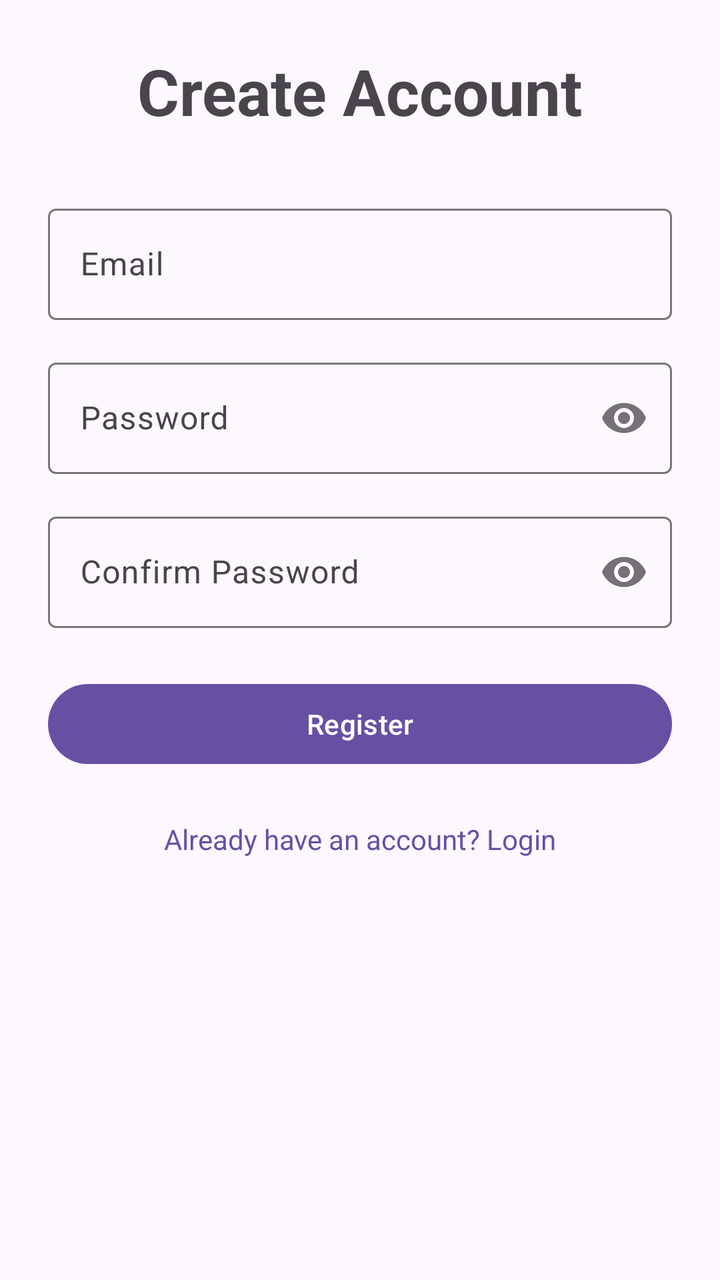
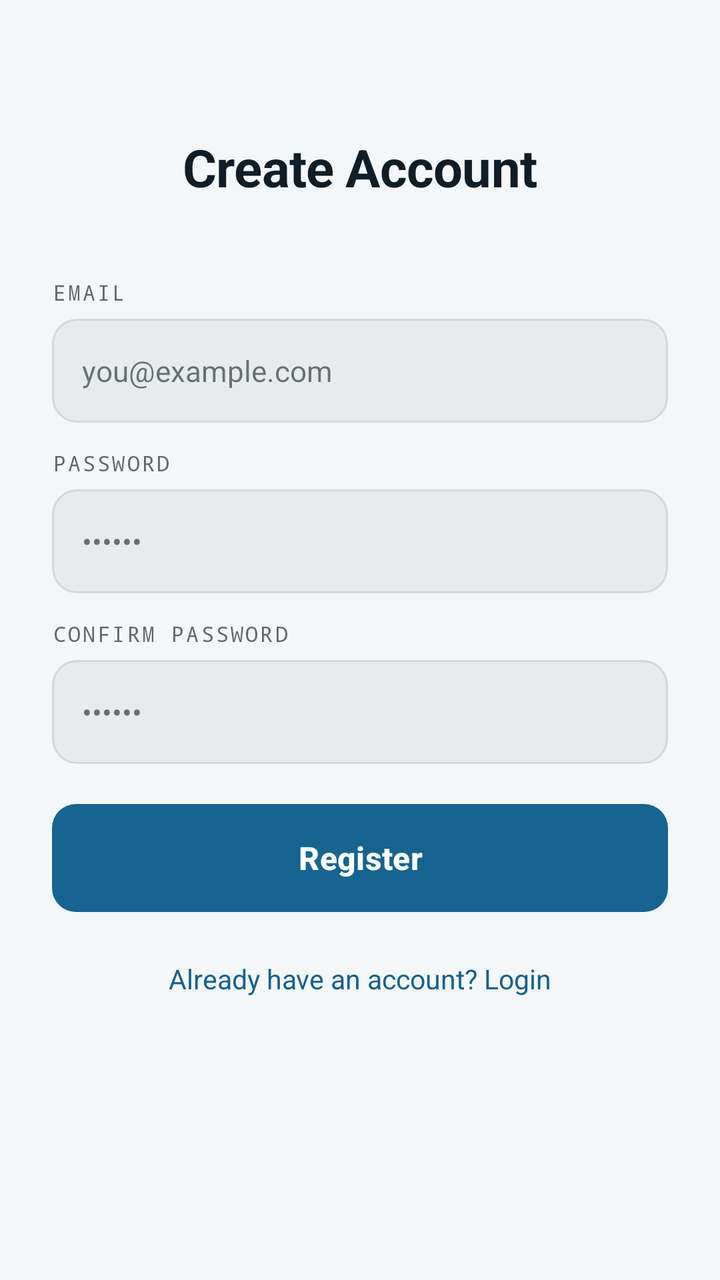

The first picture is an Android layout as it rendered before a commit; the second is the same layout after the commit. The layout source and the unified diff follow.
<!-- AndroidManifest.xml: application theme Theme.Atmospheric -->
<!-- res/layout/activity_register.xml -->
<?xml version="1.0" encoding="utf-8"?>
<androidx.constraintlayout.widget.ConstraintLayout xmlns:android="http://schemas.android.com/apk/res/android"
    xmlns:app="http://schemas.android.com/apk/res-auto"
    android:layout_width="match_parent"
    android:layout_height="match_parent"
    android:padding="24dp">

    <TextView
        android:id="@+id/tvTitle"
        android:layout_width="wrap_content"
        android:layout_height="wrap_content"
        android:text="Create Account"
        android:textSize="32sp"
        android:textStyle="bold"
        app:layout_constraintBottom_toTopOf="@+id/tilEmail"
        app:layout_constraintEnd_toEndOf="parent"
        app:layout_constraintStart_toStartOf="parent"
        app:layout_constraintTop_toTopOf="parent" />

    <com.google.android.material.textfield.TextInputLayout
        android:id="@+id/tilEmail"
        android:layout_width="match_parent"
        android:layout_height="wrap_content"
        android:layout_marginTop="32dp"
        android:hint="Email"
        app:layout_constraintTop_toBottomOf="@id/tvTitle">

        <com.google.android.material.textfield.TextInputEditText
            android:id="@+id/etEmail"
            android:layout_width="match_parent"
            android:layout_height="wrap_content"
            android:inputType="textEmailAddress" />
    </com.google.android.material.textfield.TextInputLayout>

    <com.google.android.material.textfield.TextInputLayout
        android:id="@+id/tilPassword"
        android:layout_width="match_parent"
        android:layout_height="wrap_content"
        android:layout_marginTop="16dp"
        android:hint="Password"
        app:layout_constraintTop_toBottomOf="@id/tilEmail"
        app:passwordToggleEnabled="true">

        <com.google.android.material.textfield.TextInputEditText
            android:id="@+id/etPassword"
            android:layout_width="match_parent"
            android:layout_height="wrap_content"
            android:inputType="textPassword" />
    </com.google.android.material.textfield.TextInputLayout>

    <com.google.android.material.textfield.TextInputLayout
        android:id="@+id/tilConfirmPassword"
        android:layout_width="match_parent"
        android:layout_height="wrap_content"
        android:layout_marginTop="16dp"
        android:hint="Confirm Password"
        app:layout_constraintTop_toBottomOf="@id/tilPassword"
        app:passwordToggleEnabled="true">

        <com.google.android.material.textfield.TextInputEditText
            android:id="@+id/etConfirmPassword"
            android:layout_width="match_parent"
            android:layout_height="wrap_content"
            android:inputType="textPassword" />
    </com.google.android.material.textfield.TextInputLayout>

    <Button
        android:id="@+id/btnRegister"
        android:layout_width="match_parent"
        android:layout_height="wrap_content"
        android:layout_marginTop="24dp"
        android:text="Register"
        app:layout_constraintTop_toBottomOf="@id/tilConfirmPassword" />

    <TextView
        android:id="@+id/tvBackToLogin"
        android:layout_width="wrap_content"
        android:layout_height="wrap_content"
        android:layout_marginTop="24dp"
        android:text="Already have an account? Login"
        android:textColor="?attr/colorPrimary"
        app:layout_constraintEnd_toEndOf="parent"
        app:layout_constraintStart_toStartOf="parent"
        app:layout_constraintTop_toBottomOf="@id/btnRegister" />

    <ProgressBar
        android:id="@+id/progressBar"
        android:layout_width="wrap_content"
        android:layout_height="wrap_content"
        android:visibility="gone"
        app:layout_constraintBottom_toBottomOf="parent"
        app:layout_constraintEnd_toEndOf="parent"
        app:layout_constraintStart_toStartOf="parent"
        app:layout_constraintTop_toTopOf="parent" />

</androidx.constraintlayout.widget.ConstraintLayout>
<!-- resources referenced by this layout -->
<resources>
  <style name="Theme.Atmospheric" parent="Base.Theme.Atmospheric" />
  <style name="Base.Theme.Atmospheric" parent="Theme.Material3.DayNight.NoActionBar">
          
          
      </style>
</resources>

<!-- the commit's change to res/layout/activity_register.xml (unified diff, before → after) -->
@@ -1,96 +1,145 @@
 <?xml version="1.0" encoding="utf-8"?>
-<androidx.constraintlayout.widget.ConstraintLayout xmlns:android="http://schemas.android.com/apk/res/android"
+<androidx.core.widget.NestedScrollView xmlns:android="http://schemas.android.com/apk/res/android"
     xmlns:app="http://schemas.android.com/apk/res-auto"
     android:layout_width="match_parent"
     android:layout_height="match_parent"
-    android:padding="24dp">
+    android:background="@color/bg"
+    android:fillViewport="true">
 
-    <TextView
-        android:id="@+id/tvTitle"
-        android:layout_width="wrap_content"
-        android:layout_height="wrap_content"
-        android:text="Create Account"
-        android:textSize="32sp"
-        android:textStyle="bold"
-        app:layout_constraintBottom_toTopOf="@+id/tilEmail"
-        app:layout_constraintEnd_toEndOf="parent"
-        app:layout_constraintStart_toStartOf="parent"
-        app:layout_constraintTop_toTopOf="parent" />
-
-    <com.google.android.material.textfield.TextInputLayout
-        android:id="@+id/tilEmail"
+    <androidx.constraintlayout.widget.ConstraintLayout
         android:layout_width="match_parent"
         android:layout_height="wrap_content"
-        android:layout_marginTop="32dp"
-        android:hint="Email"
-        app:layout_constraintTop_toBottomOf="@id/tvTitle">
+        android:padding="26dp">
 
-        <com.google.android.material.textfield.TextInputEditText
+        <TextView
+            android:id="@+id/tvTitle"
+            android:layout_width="wrap_content"
+            android:layout_height="wrap_content"
+            android:layout_marginTop="40dp"
+            android:letterSpacing="-0.01"
+            android:text="@string/register_title"
+            android:textColor="@color/ink"
+            android:textSize="26sp"
+            android:textStyle="bold"
+            app:layout_constraintEnd_toEndOf="parent"
+            app:layout_constraintStart_toStartOf="parent"
+            app:layout_constraintTop_toTopOf="parent" />
+
+        <TextView
+            android:id="@+id/tvEmailLabel"
+            android:layout_width="wrap_content"
+            android:layout_height="wrap_content"
+            android:layout_marginTop="38dp"
+            android:fontFamily="monospace"
+            android:letterSpacing="0.1"
+            android:text="@string/label_email"
+            android:textColor="@color/ink_muted"
+            android:textSize="10.5sp"
+            app:layout_constraintStart_toStartOf="parent"
+            app:layout_constraintTop_toBottomOf="@id/tvTitle" />
+
+        <EditText
             android:id="@+id/etEmail"
             android:layout_width="match_parent"
+            android:layout_height="52dp"
+            android:layout_marginTop="6dp"
+            android:background="@drawable/bg_input"
+            android:hint="@string/hint_email"
+            android:inputType="textEmailAddress"
+            android:paddingHorizontal="15dp"
+            android:textColor="@color/ink"
+            android:textColorHint="@color/ink_muted_60"
+            android:textSize="14.5sp"
+            app:layout_constraintTop_toBottomOf="@id/tvEmailLabel" />
+
+        <TextView
+            android:id="@+id/tvPasswordLabel"
+            android:layout_width="wrap_content"
             android:layout_height="wrap_content"
-            android:inputType="textEmailAddress" />
-    </com.google.android.material.textfield.TextInputLayout>
+            android:layout_marginTop="13dp"
+            android:fontFamily="monospace"
+            android:letterSpacing="0.1"
+            android:text="@string/label_password"
+            android:textColor="@color/ink_muted"
+            android:textSize="10.5sp"
+            app:layout_constraintStart_toStartOf="parent"
+            app:layout_constraintTop_toBottomOf="@id/etEmail" />
 
-    <com.google.android.material.textfield.TextInputLayout
-        android:id="@+id/tilPassword"
-        android:layout_width="match_parent"
-        android:layout_height="wrap_content"
-        android:layout_marginTop="16dp"
-        android:hint="Password"
-        app:layout_constraintTop_toBottomOf="@id/tilEmail"
-        app:passwordToggleEnabled="true">
-
-        <com.google.android.material.textfield.TextInputEditText
+        <EditText
             android:id="@+id/etPassword"
             android:layout_width="match_parent"
+            android:layout_height="52dp"
+            android:layout_marginTop="6dp"
+            android:background="@drawable/bg_input"
+            android:hint="@string/hint_password"
+            android:inputType="textPassword"
+            android:paddingHorizontal="15dp"
+            android:textColor="@color/ink"
+            android:textColorHint="@color/ink_muted_60"
+            android:textSize="14.5sp"
+            app:layout_constraintTop_toBottomOf="@id/tvPasswordLabel" />
+
+        <TextView
+            android:id="@+id/tvConfirmPasswordLabel"
+            android:layout_width="wrap_content"
             android:layout_height="wrap_content"
-            android:inputType="textPassword" />
-    </com.google.android.material.textfield.TextInputLayout>
+            android:layout_marginTop="13dp"
+            android:fontFamily="monospace"
+            android:letterSpacing="0.1"
+            android:text="@string/label_confirm_password"
+            android:textColor="@color/ink_muted"
+            android:textSize="10.5sp"
+            app:layout_constraintStart_toStartOf="parent"
+            app:layout_constraintTop_toBottomOf="@id/etPassword" />
 
-    <com.google.android.material.textfield.TextInputLayout
-        android:id="@+id/tilConfirmPassword"
-        android:layout_width="match_parent"
-        android:layout_height="wrap_content"
-        android:layout_marginTop="16dp"
-        android:hint="Confirm Password"
-        app:layout_constraintTop_toBottomOf="@id/tilPassword"
-        app:passwordToggleEnabled="true">
-
-        <com.google.android.material.textfield.TextInputEditText
+        <EditText
             android:id="@+id/etConfirmPassword"
             android:layout_width="match_parent"
+            android:layout_height="52dp"
+            android:layout_marginTop="6dp"
+            android:background="@drawable/bg_input"
+            android:hint="@string/hint_password"
+            android:inputType="textPassword"
+            android:paddingHorizontal="15dp"
+            android:textColor="@color/ink"
+            android:textColorHint="@color/ink_muted_60"
+            android:textSize="14.5sp"
+            app:layout_constraintTop_toBottomOf="@id/tvConfirmPasswordLabel" />
+
+        <Button
+            android:id="@+id/btnRegister"
+            android:layout_width="match_parent"
+            android:layout_height="54dp"
+            android:layout_marginTop="20dp"
+            android:background="@drawable/bg_button_filled"
+            android:text="@string/action_register"
+            android:textAllCaps="false"
+            android:textColor="@color/white"
+            android:textSize="16sp"
+            android:textStyle="bold"
+            app:layout_constraintTop_toBottomOf="@id/etConfirmPassword" />
+
+        <ProgressBar
+            android:id="@+id/progressBar"
+            android:layout_width="wrap_content"
             android:layout_height="wrap_content"
-            android:inputType="textPassword" />
-    </com.google.android.material.textfield.TextInputLayout>
+            android:visibility="gone"
+            app:layout_constraintBottom_toBottomOf="@id/btnRegister"
+            app:layout_constraintEnd_toEndOf="@id/btnRegister"
+            app:layout_constraintStart_toStartOf="@id/btnRegister"
+            app:layout_constraintTop_toTopOf="@id/btnRegister" />
 
-    <Button
-        android:id="@+id/btnRegister"
-        android:layout_width="match_parent"
-        android:layout_height="wrap_content"
-        android:layout_marginTop="24dp"
-        android:text="Register"
-        app:layout_constraintTop_toBottomOf="@id/tilConfirmPassword" />
+        <TextView
+            android:id="@+id/tvBackToLogin"
+            android:layout_width="wrap_content"
+            android:layout_height="wrap_content"
+            android:layout_marginTop="24dp"
+            android:text="@string/register_back_to_login"
+            android:textColor="@color/link"
+            android:textSize="13.5sp"
+            app:layout_constraintEnd_toEndOf="parent"
+            app:layout_constraintStart_toStartOf="parent"
+            app:layout_constraintTop_toBottomOf="@id/btnRegister" />
 
-    <TextView
-        android:id="@+id/tvBackToLogin"
-        android:layout_width="wrap_content"
-        android:layout_height="wrap_content"
-        android:layout_marginTop="24dp"
-        android:text="Already have an account? Login"
-        android:textColor="?attr/colorPrimary"
-        app:layout_constraintEnd_toEndOf="parent"
-        app:layout_constraintStart_toStartOf="parent"
-        app:layout_constraintTop_toBottomOf="@id/btnRegister" />
-
-    <ProgressBar
-        android:id="@+id/progressBar"
-        android:layout_width="wrap_content"
-        android:layout_height="wrap_content"
-        android:visibility="gone"
-        app:layout_constraintBottom_toBottomOf="parent"
-        app:layout_constraintEnd_toEndOf="parent"
-        app:layout_constraintStart_toStartOf="parent"
-        app:layout_constraintTop_toTopOf="parent" />
-
-</androidx.constraintlayout.widget.ConstraintLayout>
+    </androidx.constraintlayout.widget.ConstraintLayout>
+</androidx.core.widget.NestedScrollView>
<!-- resource entries referenced after the edit -->
@@ -1,9 +1,53 @@
 <!-- resources referenced by this layout -->
 <resources>
+  <color name="bg">#F4F6F7</color>
+  <color name="ink">#101D26</color>
+  <color name="ink_muted">#A8101D26</color>
+  <color name="ink_muted_60">#99101D26</color>
+  <color name="link">#14618D</color>
+  <color name="white">#FFFFFFFF</color>
+  <!-- drawable bg_button_filled (drawable) -->
+  <?xml version="1.0" encoding="utf-8"?>
+  <shape xmlns:android="http://schemas.android.com/apk/res/android" android:shape="rectangle">
+      <corners android:radius="12dp" />
+      <solid android:color="@color/accent" />
+  </shape>
+  <!-- drawable bg_input (drawable) -->
+  <?xml version="1.0" encoding="utf-8"?>
+  <shape xmlns:android="http://schemas.android.com/apk/res/android" android:shape="rectangle">
+      <corners android:radius="12dp" />
+      <solid android:color="@color/panel" />
+      <stroke android:width="1dp" android:color="@color/line" />
+  </shape>
+  <string name="action_register">Register</string>
+  <string name="hint_email">you@example.com</string>
+  <string name="hint_password">••••••</string>
+  <string name="label_confirm_password">CONFIRM PASSWORD</string>
+  <string name="label_email">EMAIL</string>
+  <string name="label_password">PASSWORD</string>
+  <string name="register_back_to_login">Already have an account? Login</string>
+  <string name="register_title">Create Account</string>
   <style name="Theme.Atmospheric" parent="Base.Theme.Atmospheric" />
+  <color name="accent">#16648F</color>
+  <color name="panel">#0D10202D</color>
+  <color name="line">#1F10202D</color>
   <style name="Base.Theme.Atmospheric" parent="Theme.Material3.DayNight.NoActionBar">
-          
-          
+          <item name="colorPrimary">@color/accent</item>
+          <item name="colorOnPrimary">@color/white</item>
+          <item name="colorSecondary">@color/link</item>
+          <item name="colorSurface">@color/bg</item>
+          <item name="colorOnSurface">@color/ink</item>
+          <item name="colorOnSurfaceVariant">@color/ink_muted</item>
+          <item name="colorOutline">@color/line</item>
+          <item name="colorOutlineVariant">@color/line_strong</item>
+          <item name="colorError">@color/error</item>
+          <item name="android:colorBackground">@color/bg</item>
+          <item name="android:statusBarColor">@color/bg</item>
+          <item name="android:navigationBarColor">@color/nav_bg</item>
+          <item name="android:windowLightStatusBar">true</item>
       </style>
+  <color name="line_strong">#4710202D</color>
+  <color name="error">#E08B6F</color>
+  <color name="nav_bg">#E9EDF0</color>
 </resources>
 
